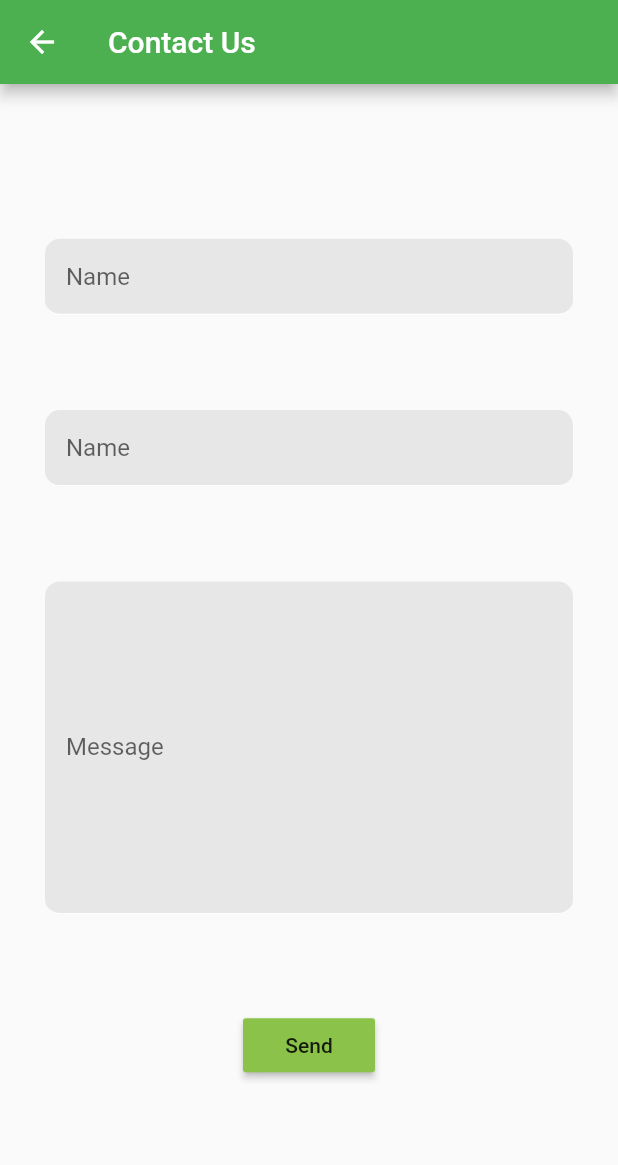
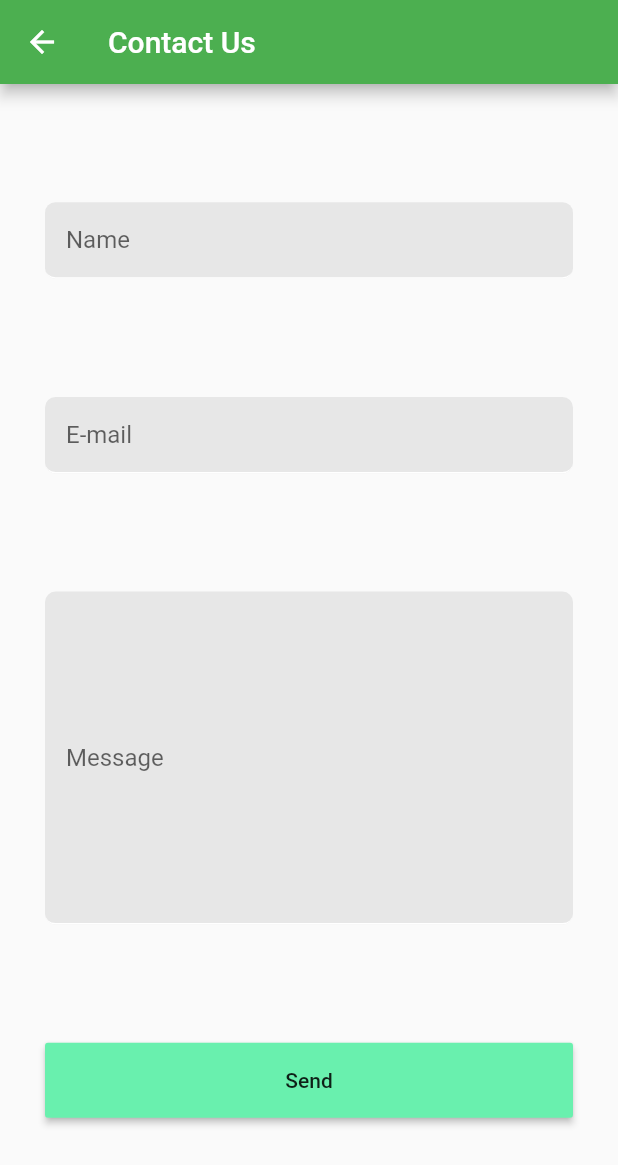
Before and after one commit to brakenseddik/Flutter-Plants-Identification, a Flutter app: the Settings screen opened directly, after a tap on "Contact us", on a phone screen of 412 x 824 dp. Shown: the top 1165 px of the screen. Run offline on Flutter 3.47's test engine with Material 2 defaults, Android fonts, the phone set to English and light mode, and no system bars; our stand-ins replace carousel_pro, cloud_firestore, firebase_auth, font_awesome_flutter, google_fonts, image_picker and 1 more; missing offline and left inert: connectivity_widget, tflite; accounts and stored records are empty.

Commit message:
improve UI - Carousel

```diff
--- a/lib/pages/contact.dart
+++ b/lib/pages/contact.dart
@@ -8,7 +8,7 @@ class Contact extends StatelessWidget {
         title: Text('Contact Us'),
       ),
       body: Container(
-        padding: EdgeInsets.symmetric(vertical: 40, horizontal: 30),
+        padding: EdgeInsets.symmetric(horizontal: 30),
         child: Column(
           mainAxisAlignment: MainAxisAlignment.spaceEvenly,
           children: <Widget>[
@@ -22,17 +22,17 @@ class Contact extends StatelessWidget {
                     const EdgeInsets.only(left: 14.0, bottom: 8.0, top: 8.0),
                 focusedBorder: OutlineInputBorder(
                   borderSide: BorderSide(color: Colors.white),
-                  borderRadius: BorderRadius.circular(10),
+                  borderRadius: BorderRadius.circular(7),
                 ),
                 enabledBorder: UnderlineInputBorder(
                   borderSide: BorderSide(color: Colors.white),
-                  borderRadius: BorderRadius.circular(10),
+                  borderRadius: BorderRadius.circular(7),
                 ),
               ),
             ),
             TextFormField(
               decoration: InputDecoration(
-                labelText: "Name",
+                labelText: "E-mail",
                 filled: true,
                 fillColor: Color(0xFFE7E7E7),
                 //hintText: 'Username',
@@ -40,11 +40,11 @@ class Contact extends StatelessWidget {
                     const EdgeInsets.only(left: 14.0, bottom: 8.0, top: 8.0),
                 focusedBorder: OutlineInputBorder(
                   borderSide: BorderSide(color: Colors.white),
-                  borderRadius: BorderRadius.circular(10),
+                  borderRadius: BorderRadius.circular(7),
                 ),
                 enabledBorder: UnderlineInputBorder(
                   borderSide: BorderSide(color: Colors.white),
-                  borderRadius: BorderRadius.circular(10),
+                  borderRadius: BorderRadius.circular(7),
                 ),
               ),
             ),
@@ -58,21 +58,25 @@ class Contact extends StatelessWidget {
                     const EdgeInsets.only(left: 14.0, bottom: 8.0, top: 8.0),
                 focusedBorder: OutlineInputBorder(
                   borderSide: BorderSide(color: Colors.white),
-                  borderRadius: BorderRadius.circular(10),
+                  borderRadius: BorderRadius.circular(7),
                 ),
                 enabledBorder: UnderlineInputBorder(
                   borderSide: BorderSide(color: Colors.white),
-                  borderRadius: BorderRadius.circular(10),
+                  borderRadius: BorderRadius.circular(7),
                 ),
               ),
               keyboardType: TextInputType.multiline,
               textInputAction: TextInputAction.newline,
               maxLines: 10,
             ),
-            RaisedButton(
-              color: Colors.lightGreen,
-              child: Text('Send'),
-              onPressed: () {},
+            Container(
+              width: double.infinity,
+              height: 50,
+              child: RaisedButton(
+                color: Colors.greenAccent,
+                child: Text('Send'),
+                onPressed: () {},
+              ),
             )
           ],
         ),
--- a/lib/pages/profile.dart
+++ b/lib/pages/profile.dart
@@ -42,6 +42,8 @@ class _ProfileState extends State<Profile> {
                           Container(
                             height: MediaQuery.of(context).size.height / 3,
                             child: Carousel(
+                              dotBgColor: Colors.transparent,
+                              dotColor: Colors.greenAccent,
                               boxFit: BoxFit.fill,
                               images: [
                                 NetworkImage(widget.post.data['album'][0]),
--- a/lib/pages/settings.dart
+++ b/lib/pages/settings.dart
@@ -36,10 +36,8 @@ class _SettingsState extends State<Settings> {
       ),
       backgroundColor: Colors.white,
       body: SafeArea(
-          child: Padding(
-        padding: const EdgeInsets.symmetric(vertical: 50),
           child: Column(
-          mainAxisAlignment: MainAxisAlignment.center,
+        /// mainAxisAlignment: MainAxisAlignment.center,
         children: <Widget>[
           listBuilder(
               ico: Icon(
@@ -55,8 +53,8 @@ class _SettingsState extends State<Settings> {
               )),
           GestureDetector(
             onTap: () {
-                Navigator.push(context,
-                    MaterialPageRoute(builder: (context) => Contact()));
+              Navigator.push(
+                  context, MaterialPageRoute(builder: (context) => Contact()));
             },
             child: listBuilder(
                 ico: Icon(
@@ -100,7 +98,6 @@ class _SettingsState extends State<Settings> {
                 style: TextStyle(fontSize: 22),
               )),
         ],
-        ),
       )),
     );
   }
```
Lines whose indentation alone changed are shown as unchanged.
